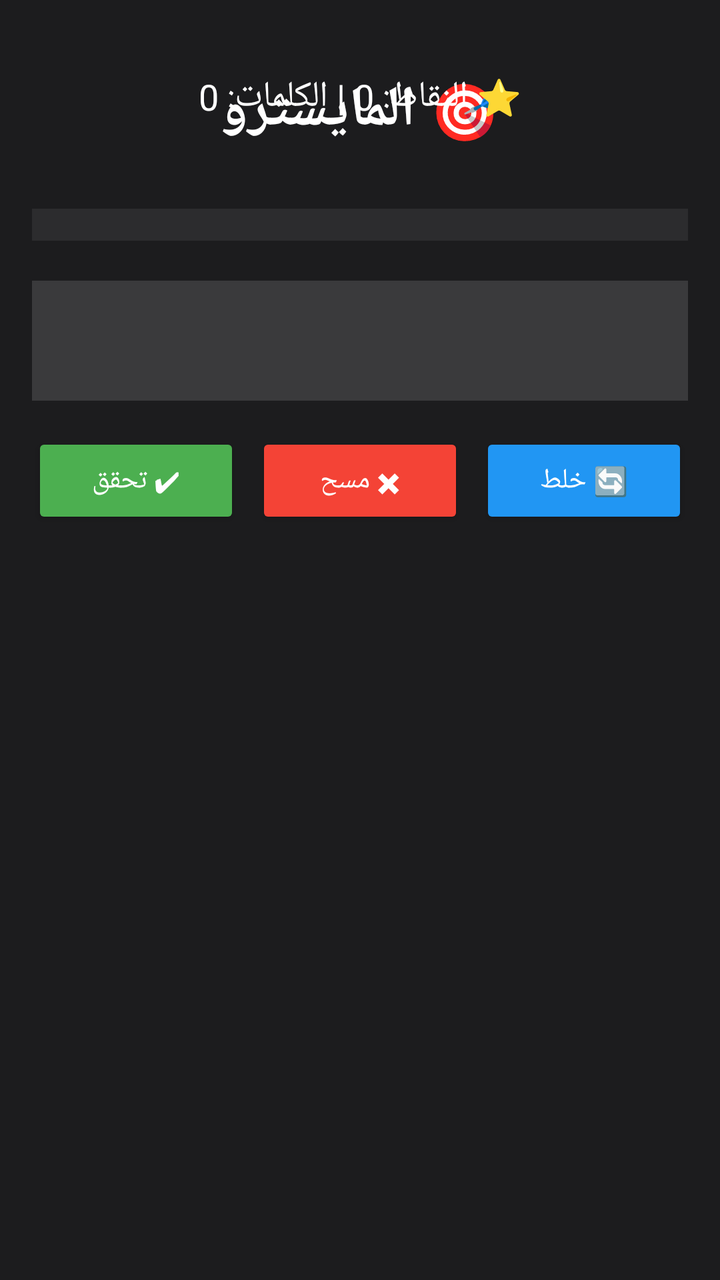
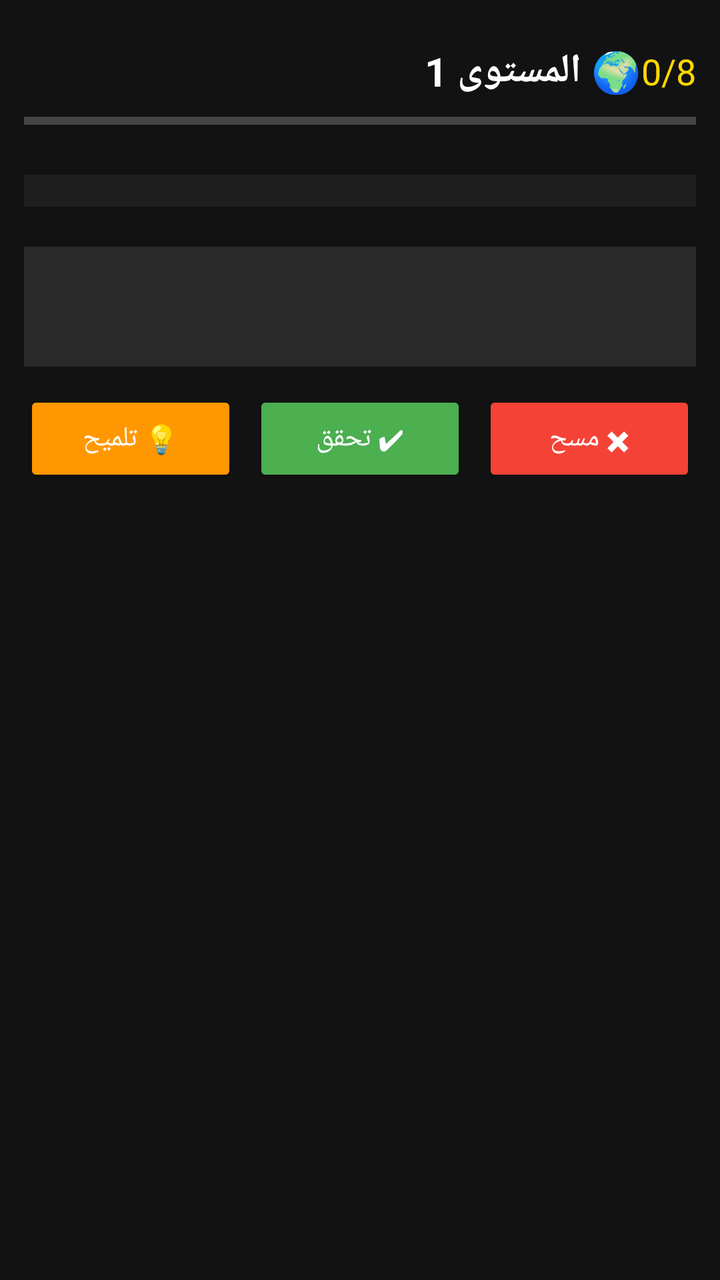

Two renders of the same Android screen: before a commit and after it. Below are the layout's source before the change and the commit's diff.
<!-- AndroidManifest.xml: activity theme Theme.AppCompat.NoActionBar -->
<!-- res/layout/activity_word_game.xml -->
<?xml version="1.0" encoding="utf-8"?>
<RelativeLayout xmlns:android="http://schemas.android.com/apk/res/android"
    android:layout_width="match_parent"
    android:layout_height="match_parent"
    android:background="#1C1C1E"
    android:padding="16dp">

    <TextView
        android:id="@+id/tv_title"
        android:layout_width="match_parent"
        android:layout_height="wrap_content"
        android:text="🎯 المايسترو"
        android:textSize="28sp"
        android:textColor="#FFFFFF"
        android:textStyle="bold"
        android:gravity="center"
        android:layout_marginTop="20dp" />

    <GridLayout
        android:id="@+id/grid_letters"
        android:layout_width="match_parent"
        android:layout_height="wrap_content"
        android:layout_below="@id/tv_title"
        android:layout_marginTop="30dp"
        android:rowCount="4"
        android:columnCount="4"
        android:layout_centerHorizontal="true"
        android:padding="8dp"
        android:background="#2C2C2E" />

    <TextView
        android:id="@+id/tv_selected_word"
        android:layout_width="match_parent"
        android:layout_height="wrap_content"
        android:layout_below="@id/grid_letters"
        android:layout_marginTop="20dp"
        android:text=""
        android:textSize="22sp"
        android:textColor="#FFD700"
        android:gravity="center"
        android:background="#3A3A3C"
        android:padding="12dp"
        android:minHeight="60dp" />

    <LinearLayout
        android:layout_width="match_parent"
        android:layout_height="wrap_content"
        android:layout_below="@id/tv_selected_word"
        android:layout_marginTop="16dp"
        android:orientation="horizontal"
        android:gravity="center">

        <Button
            android:id="@+id/btn_submit"
            android:layout_width="0dp"
            android:layout_height="wrap_content"
            android:layout_weight="1"
            android:text="✔ تحقق"
            android:backgroundTint="#4CAF50"
            android:textColor="#FFFFFF"
            android:padding="12dp" />

        <Button
            android:id="@+id/btn_clear"
            android:layout_width="0dp"
            android:layout_height="wrap_content"
            android:layout_weight="1"
            android:text="✖ مسح"
            android:backgroundTint="#F44336"
            android:textColor="#FFFFFF"
            android:padding="12dp"
            android:layout_marginStart="8dp" />

        <Button
            android:id="@+id/btn_shuffle"
            android:layout_width="0dp"
            android:layout_height="wrap_content"
            android:layout_weight="1"
            android:text="🔄 خلط"
            android:backgroundTint="#2196F3"
            android:textColor="#FFFFFF"
            android:padding="12dp"
            android:layout_marginStart="8dp" />
    </LinearLayout>

    <TextView
        android:id="@+id/tv_score"
        android:layout_width="match_parent"
        android:layout_height="wrap_content"
        android:layout_below="@id/btn_submit"
        android:layout_marginTop="20dp"
        android:text="⭐ النقاط: 0 | الكلمات: 0"
        android:textSize="18sp"
        android:textColor="#FFFFFF"
        android:gravity="center" />

    <ScrollView
        android:layout_width="match_parent"
        android:layout_height="wrap_content"
        android:layout_below="@id/tv_score"
        android:layout_marginTop="10dp"
        android:maxHeight="150dp">

        <TextView
            android:id="@+id/tv_found_words"
            android:layout_width="match_parent"
            android:layout_height="wrap_content"
            android:text=""
            android:textSize="14sp"
            android:textColor="#AAAAAA"
            android:gravity="center" />
    </ScrollView>

</RelativeLayout>
<!-- resources referenced by this layout -->
<resources>

</resources>

<!-- the commit's change to res/layout/activity_word_game.xml (unified diff, before → after) -->
@@ -2,113 +2,146 @@
 <RelativeLayout xmlns:android="http://schemas.android.com/apk/res/android"
     android:layout_width="match_parent"
     android:layout_height="match_parent"
-    android:background="#1C1C1E"
-    android:padding="16dp">
+    android:background="#121212"
+    android:padding="12dp">
 
-    <TextView
-        android:id="@+id/tv_title"
+    
+    <LinearLayout
+        android:id="@+id/header"
         android:layout_width="match_parent"
         android:layout_height="wrap_content"
-        android:text="🎯 المايسترو"
-        android:textSize="28sp"
-        android:textColor="#FFFFFF"
-        android:textStyle="bold"
-        android:gravity="center"
-        android:layout_marginTop="20dp" />
+        android:orientation="horizontal"
+        android:gravity="center_vertical"
+        android:layout_marginTop="10dp">
 
+        <TextView
+            android:id="@+id/tv_level"
+            android:layout_width="0dp"
+            android:layout_height="wrap_content"
+            android:layout_weight="1"
+            android:text="🌍 المستوى 1"
+            android:textSize="20sp"
+            android:textColor="#FFFFFF"
+            android:textStyle="bold" />
+
+        <TextView
+            android:id="@+id/tv_progress"
+            android:layout_width="wrap_content"
+            android:layout_height="wrap_content"
+            android:text="0/8"
+            android:textSize="18sp"
+            android:textColor="#FFD700" />
+    </LinearLayout>
+
+    
+    <ProgressBar
+        android:id="@+id/progress_bar"
+        style="?android:attr/progressBarStyleHorizontal"
+        android:layout_width="match_parent"
+        android:layout_height="6dp"
+        android:layout_below="@id/header"
+        android:layout_marginTop="8dp"
+        android:progress="0"
+        android:max="100"
+        android:progressTint="#4CAF50" />
+
+    
     <GridLayout
         android:id="@+id/grid_letters"
         android:layout_width="match_parent"
         android:layout_height="wrap_content"
-        android:layout_below="@id/tv_title"
-        android:layout_marginTop="30dp"
-        android:rowCount="4"
-        android:columnCount="4"
+        android:layout_below="@id/progress_bar"
+        android:layout_marginTop="24dp"
         android:layout_centerHorizontal="true"
-        android:padding="8dp"
-        android:background="#2C2C2E" />
+        android:rowCount="5"
+        android:columnCount="5"
+        android:background="#1E1E1E"
+        android:padding="8dp" />
 
+    
     <TextView
         android:id="@+id/tv_selected_word"
         android:layout_width="match_parent"
-        android:layout_height="wrap_content"
+        android:layout_height="60dp"
         android:layout_below="@id/grid_letters"
         android:layout_marginTop="20dp"
         android:text=""
-        android:textSize="22sp"
+        android:textSize="26sp"
         android:textColor="#FFD700"
         android:gravity="center"
-        android:background="#3A3A3C"
-        android:padding="12dp"
-        android:minHeight="60dp" />
+        android:background="#2A2A2A"
+        android:padding="8dp"
+        android:textStyle="bold" />
 
+    
     <LinearLayout
         android:layout_width="match_parent"
         android:layout_height="wrap_content"
         android:layout_below="@id/tv_selected_word"
-        android:layout_marginTop="16dp"
+        android:layout_marginTop="12dp"
         android:orientation="horizontal"
         android:gravity="center">
 
         <Button
+            android:id="@+id/btn_hint"
+            android:layout_width="0dp"
+            android:layout_height="48dp"
+            android:layout_weight="1"
+            android:text="💡 تلميح"
+            android:backgroundTint="#FF9800"
+            android:textColor="#FFFFFF"
+            android:textSize="14sp"
+            android:layout_marginEnd="4dp" />
+
+        <Button
             android:id="@+id/btn_submit"
             android:layout_width="0dp"
-            android:layout_height="wrap_content"
+            android:layout_height="48dp"
             android:layout_weight="1"
             android:text="✔ تحقق"
             android:backgroundTint="#4CAF50"
             android:textColor="#FFFFFF"
-            android:padding="12dp" />
+            android:textSize="14sp"
+            android:layout_marginStart="4dp"
+            android:layout_marginEnd="4dp" />
 
         <Button
             android:id="@+id/btn_clear"
             android:layout_width="0dp"
-            android:layout_height="wrap_content"
+            android:layout_height="48dp"
             android:layout_weight="1"
             android:text="✖ مسح"
             android:backgroundTint="#F44336"
             android:textColor="#FFFFFF"
-            android:padding="12dp"
-            android:layout_marginStart="8dp" />
-
-        <Button
-            android:id="@+id/btn_shuffle"
-            android:layout_width="0dp"
-            android:layout_height="wrap_content"
-            android:layout_weight="1"
-            android:text="🔄 خلط"
-            android:backgroundTint="#2196F3"
-            android:textColor="#FFFFFF"
-            android:padding="12dp"
-            android:layout_marginStart="8dp" />
+            android:textSize="14sp"
+            android:layout_marginStart="4dp" />
     </LinearLayout>
 
+    
     <TextView
-        android:id="@+id/tv_score"
+        android:id="@+id/tv_found_words"
         android:layout_width="match_parent"
         android:layout_height="wrap_content"
         android:layout_below="@id/btn_submit"
-        android:layout_marginTop="20dp"
-        android:text="⭐ النقاط: 0 | الكلمات: 0"
-        android:textSize="18sp"
+        android:layout_marginTop="16dp"
+        android:text=""
+        android:textSize="14sp"
+        android:textColor="#AAAAAA"
+        android:gravity="center"
+        android:minHeight="40dp" />
+
+    
+    <Button
+        android:id="@+id/btn_reset_game"
+        android:layout_width="wrap_content"
+        android:layout_height="40dp"
+        android:layout_alignParentBottom="true"
+        android:layout_centerHorizontal="true"
+        android:layout_marginBottom="16dp"
+        android:text="🔄 إعادة المستوى"
+        android:backgroundTint="#333333"
         android:textColor="#FFFFFF"
-        android:gravity="center" />
-
-    <ScrollView
-        android:layout_width="match_parent"
-        android:layout_height="wrap_content"
-        android:layout_below="@id/tv_score"
-        android:layout_marginTop="10dp"
-        android:maxHeight="150dp">
-
-        <TextView
-            android:id="@+id/tv_found_words"
-            android:layout_width="match_parent"
-            android:layout_height="wrap_content"
-            android:text=""
-            android:textSize="14sp"
-            android:textColor="#AAAAAA"
-            android:gravity="center" />
-    </ScrollView>
+        android:textSize="12sp"
+        android:visibility="gone" />
 
 </RelativeLayout>
